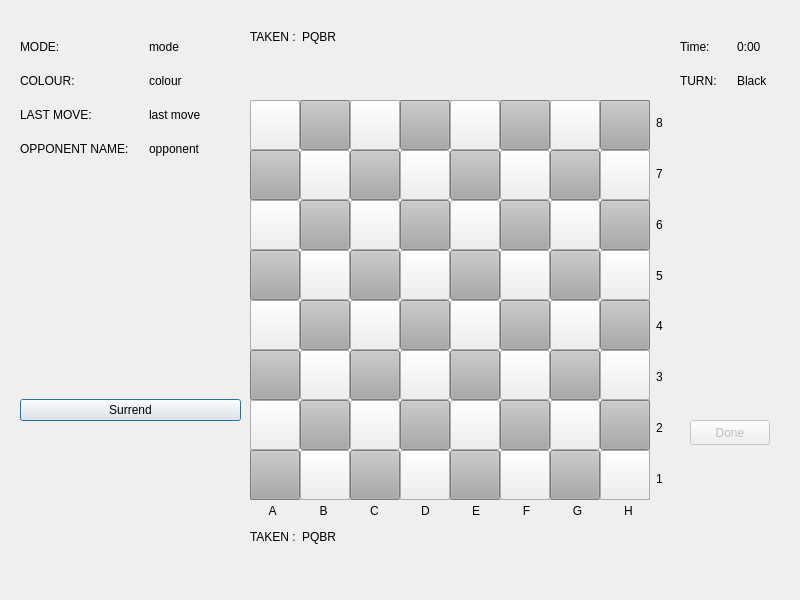
The window that Qt_UI/MainMenu/gameWithoutChat.ui (Phucyro/PawnHub) describes before a commit, drawn with Qt 5.
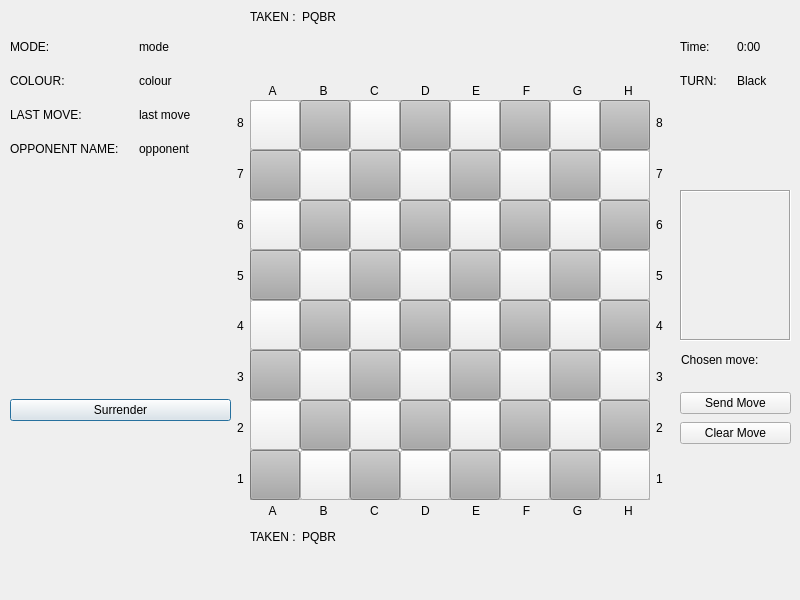
The same window after the commit. Icons and pictures are not drawn.

The edit to the form file:
```diff
--- a/Qt_UI/MainMenu/gameWithoutChat.ui
+++ b/Qt_UI/MainMenu/gameWithoutChat.ui
@@ -50,10 +50,10 @@
   <widget class="QLabel" name="imageLabel">
    <property name="geometry">
     <rect>
-     <x>20</x>
+     <x>10</x>
      <y>440</y>
      <width>221</width>
-     <height>141</height>
+     <height>151</height>
     </rect>
    </property>
    <property name="text">
@@ -95,7 +95,7 @@
   <widget class="QWidget" name="verticalLayoutWidget">
    <property name="geometry">
     <rect>
-     <x>20</x>
+     <x>10</x>
      <y>20</y>
      <width>221</width>
      <height>401</height>
@@ -146,6 +146,9 @@
       </item>
       <item row="2" column="0">
        <widget class="QLabel" name="lastMoveLabel">
+        <property name="enabled">
+         <bool>true</bool>
+        </property>
         <property name="text">
          <string>LAST MOVE:</string>
         </property>
@@ -153,6 +156,9 @@
       </item>
       <item row="2" column="1">
        <widget class="QLabel" name="chgLastMoveLabel">
+        <property name="enabled">
+         <bool>true</bool>
+        </property>
         <property name="text">
          <string>last move</string>
         </property>
@@ -160,6 +166,9 @@
       </item>
       <item row="3" column="0">
        <widget class="QLabel" name="opponentNameLabel">
+        <property name="enabled">
+         <bool>true</bool>
+        </property>
         <property name="text">
          <string>OPPONENT NAME:</string>
         </property>
@@ -167,6 +176,9 @@
       </item>
       <item row="3" column="1">
        <widget class="QLabel" name="chgOpponentNameLabel">
+        <property name="enabled">
+         <bool>true</bool>
+        </property>
         <property name="text">
          <string>opponent</string>
         </property>
@@ -177,7 +189,7 @@
     <item>
      <widget class="QPushButton" name="surrendButton">
       <property name="text">
-       <string>Surrend</string>
+       <string>Surrender</string>
       </property>
      </widget>
     </item>
@@ -243,7 +255,7 @@
    <property name="geometry">
     <rect>
      <x>250</x>
-     <y>30</y>
+     <y>10</y>
      <width>401</width>
      <height>61</height>
     </rect>
@@ -3016,9 +3028,47 @@
    <property name="geometry">
     <rect>
      <x>680</x>
-     <y>240</y>
+     <y>190</y>
      <width>111</width>
-     <height>91</height>
+     <height>151</height>
+    </rect>
+   </property>
+   <property name="frameShape">
+    <enum>QFrame::Box</enum>
+   </property>
+   <property name="frameShadow">
+    <enum>QFrame::Sunken</enum>
+   </property>
+   <property name="text">
+    <string/>
+   </property>
+   <property name="alignment">
+    <set>Qt::AlignLeading|Qt::AlignLeft|Qt::AlignTop</set>
+   </property>
+   <property name="wordWrap">
+    <bool>true</bool>
+   </property>
+  </widget>
+  <widget class="QLabel" name="moveLabel">
+   <property name="geometry">
+    <rect>
+     <x>681</x>
+     <y>351</y>
+     <width>91</width>
+     <height>17</height>
+    </rect>
+   </property>
+   <property name="text">
+    <string>Chosen move:</string>
+   </property>
+  </widget>
+  <widget class="QLabel" name="chgMoveLabel">
+   <property name="geometry">
+    <rect>
+     <x>680</x>
+     <y>370</y>
+     <width>111</width>
+     <height>17</height>
     </rect>
    </property>
    <property name="text">
@@ -3028,24 +3078,227 @@
     <set>Qt::AlignCenter</set>
    </property>
   </widget>
-  <widget class="QPushButton" name="moveConfirmButton">
-   <property name="enabled">
-    <bool>false</bool>
+  <widget class="QWidget" name="verticalLayoutWidget_4">
+   <property name="geometry">
+    <rect>
+     <x>230</x>
+     <y>100</y>
+     <width>21</width>
+     <height>401</height>
+    </rect>
    </property>
+   <layout class="QVBoxLayout" name="verticalLayout_4">
+    <item>
+     <widget class="QLabel" name="label_8left">
+      <property name="text">
+       <string>8</string>
+      </property>
+      <property name="alignment">
+       <set>Qt::AlignCenter</set>
+      </property>
+     </widget>
+    </item>
+    <item>
+     <widget class="QLabel" name="label_7left">
+      <property name="text">
+       <string>7</string>
+      </property>
+      <property name="alignment">
+       <set>Qt::AlignCenter</set>
+      </property>
+     </widget>
+    </item>
+    <item>
+     <widget class="QLabel" name="label_6left">
+      <property name="text">
+       <string>6</string>
+      </property>
+      <property name="alignment">
+       <set>Qt::AlignCenter</set>
+      </property>
+     </widget>
+    </item>
+    <item>
+     <widget class="QLabel" name="label_5left">
+      <property name="text">
+       <string>5</string>
+      </property>
+      <property name="alignment">
+       <set>Qt::AlignCenter</set>
+      </property>
+     </widget>
+    </item>
+    <item>
+     <widget class="QLabel" name="label_4left">
+      <property name="text">
+       <string>4</string>
+      </property>
+      <property name="alignment">
+       <set>Qt::AlignCenter</set>
+      </property>
+     </widget>
+    </item>
+    <item>
+     <widget class="QLabel" name="label_3left">
+      <property name="text">
+       <string>3</string>
+      </property>
+      <property name="alignment">
+       <set>Qt::AlignCenter</set>
+      </property>
+     </widget>
+    </item>
+    <item>
+     <widget class="QLabel" name="label_2left">
+      <property name="text">
+       <string>2</string>
+      </property>
+      <property name="alignment">
+       <set>Qt::AlignCenter</set>
+      </property>
+     </widget>
+    </item>
+    <item>
+     <widget class="QLabel" name="label_1left">
+      <property name="text">
+       <string>1</string>
+      </property>
+      <property name="alignment">
+       <set>Qt::AlignCenter</set>
+      </property>
+     </widget>
+    </item>
+   </layout>
+  </widget>
+  <widget class="QWidget" name="horizontalLayoutWidget_2">
    <property name="geometry">
     <rect>
-     <x>690</x>
-     <y>420</y>
-     <width>80</width>
-     <height>25</height>
+     <x>250</x>
+     <y>80</y>
+     <width>401</width>
+     <height>21</height>
     </rect>
    </property>
-   <property name="text">
-    <string>Done</string>
+   <layout class="QHBoxLayout" name="horizontalLayout_2">
+    <item>
+     <widget class="QLabel" name="label_A_up">
+      <property name="text">
+       <string>A</string>
+      </property>
+      <property name="alignment">
+       <set>Qt::AlignCenter</set>
+      </property>
+     </widget>
+    </item>
+    <item>
+     <widget class="QLabel" name="label_B_up">
+      <property name="text">
+       <string>B</string>
+      </property>
+      <property name="alignment">
+       <set>Qt::AlignCenter</set>
+      </property>
+     </widget>
+    </item>
+    <item>
+     <widget class="QLabel" name="label_C_up">
+      <property name="text">
+       <string>C</string>
+      </property>
+      <property name="alignment">
+       <set>Qt::AlignCenter</set>
+      </property>
+     </widget>
+    </item>
+    <item>
+     <widget class="QLabel" name="label_D_up">
+      <property name="text">
+       <string>D</string>
+      </property>
+      <property name="alignment">
+       <set>Qt::AlignCenter</set>
+      </property>
+     </widget>
+    </item>
+    <item>
+     <widget class="QLabel" name="label_E_up">
+      <property name="text">
+       <string>E</string>
+      </property>
+      <property name="alignment">
+       <set>Qt::AlignCenter</set>
+      </property>
+     </widget>
+    </item>
+    <item>
+     <widget class="QLabel" name="label_F_up">
+      <property name="text">
+       <string>F</string>
+      </property>
+      <property name="alignment">
+       <set>Qt::AlignCenter</set>
+      </property>
+     </widget>
+    </item>
+    <item>
+     <widget class="QLabel" name="label_G_up">
+      <property name="text">
+       <string>G</string>
+      </property>
+      <property name="alignment">
+       <set>Qt::AlignCenter</set>
+      </property>
+     </widget>
+    </item>
+    <item>
+     <widget class="QLabel" name="label_H_up">
+      <property name="text">
+       <string>H</string>
+      </property>
+      <property name="alignment">
+       <set>Qt::AlignCenter</set>
+      </property>
+     </widget>
+    </item>
+   </layout>
+  </widget>
+  <widget class="QWidget" name="layoutWidget">
+   <property name="geometry">
+    <rect>
+     <x>680</x>
+     <y>390</y>
+     <width>111</width>
+     <height>58</height>
+    </rect>
    </property>
-   <property name="flat">
-    <bool>false</bool>
-   </property>
+   <layout class="QVBoxLayout" name="verticalLayout_5">
+    <item>
+     <widget class="QPushButton" name="moveConfirmButton">
+      <property name="enabled">
+       <bool>true</bool>
+      </property>
+      <property name="text">
+       <string>Send Move</string>
+      </property>
+      <property name="flat">
+       <bool>false</bool>
+      </property>
+     </widget>
+    </item>
+    <item>
+     <widget class="QPushButton" name="moveClearButton">
+      <property name="enabled">
+       <bool>true</bool>
+      </property>
+      <property name="text">
+       <string>Clear Move</string>
+      </property>
+      <property name="flat">
+       <bool>false</bool>
+      </property>
+     </widget>
+    </item>
+   </layout>
   </widget>
  </widget>
  <resources>
```
Left out of the diff: 104 changed lines with no effect on the pictures.
